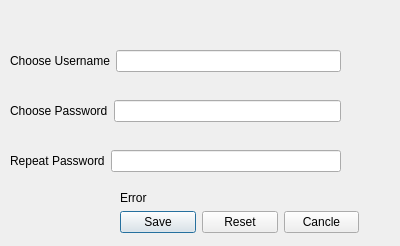
Above: QuickManager/adduser.ui from Vijay13/QuickManager before the change. Below: the same form after it.
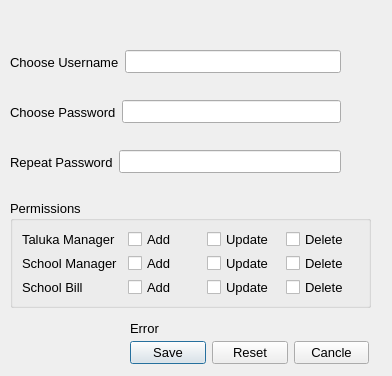
That is the form after the change.

Commit message: Added option to assign permission for user/admin while creating them

The edit to the form file:
```diff
--- a/QuickManager/adduser.ui
+++ b/QuickManager/adduser.ui
@@ -6,18 +6,23 @@
    <rect>
     <x>0</x>
     <y>0</y>
-    <width>400</width>
-    <height>246</height>
+    <width>392</width>
+    <height>376</height>
    </rect>
   </property>
+  <property name="font">
+   <font>
+    <pointsize>10</pointsize>
+   </font>
+  </property>
   <property name="windowTitle">
    <string>Dialog</string>
   </property>
   <widget class="QLabel" name="labelError">
    <property name="geometry">
     <rect>
-     <x>120</x>
-     <y>190</y>
+     <x>130</x>
+     <y>320</y>
      <width>221</width>
      <height>16</height>
     </rect>
@@ -32,7 +37,7 @@
      <x>10</x>
      <y>50</y>
      <width>331</width>
-     <height>22</height>
+     <height>24</height>
     </rect>
    </property>
    <layout class="QHBoxLayout" name="horizontalLayout">
@@ -54,7 +59,7 @@
      <x>10</x>
      <y>100</y>
      <width>331</width>
-     <height>22</height>
+     <height>24</height>
     </rect>
    </property>
    <layout class="QHBoxLayout" name="horizontalLayout_2">
@@ -76,7 +81,7 @@
      <x>10</x>
      <y>150</y>
      <width>331</width>
-     <height>22</height>
+     <height>24</height>
     </rect>
    </property>
    <layout class="QHBoxLayout" name="horizontalLayout_3">
@@ -95,10 +100,10 @@
   <widget class="QWidget" name="layoutWidget">
    <property name="geometry">
     <rect>
-     <x>120</x>
-     <y>210</y>
+     <x>130</x>
+     <y>340</y>
      <width>239</width>
-     <height>25</height>
+     <height>26</height>
     </rect>
    </property>
    <layout class="QHBoxLayout" name="horizontalLayout_4">
@@ -125,6 +130,177 @@
     </item>
    </layout>
   </widget>
+  <widget class="QGroupBox" name="groupBoxPermissions">
+   <property name="geometry">
+    <rect>
+     <x>10</x>
+     <y>200</y>
+     <width>361</width>
+     <height>108</height>
+    </rect>
+   </property>
+   <property name="title">
+    <string>Permissions</string>
+   </property>
+   <layout class="QGridLayout" name="gridLayout">
+    <item row="0" column="0">
+     <widget class="QLabel" name="label">
+      <property name="minimumSize">
+       <size>
+        <width>100</width>
+        <height>0</height>
+       </size>
+      </property>
+      <property name="text">
+       <string>Taluka Manager</string>
+      </property>
+     </widget>
+    </item>
+    <item row="0" column="1">
+     <widget class="QCheckBox" name="checkBoxTMAdd">
+      <property name="minimumSize">
+       <size>
+        <width>70</width>
+        <height>0</height>
+       </size>
+      </property>
+      <property name="text">
+       <string>Add</string>
+      </property>
+     </widget>
+    </item>
+    <item row="0" column="2">
+     <widget class="QCheckBox" name="checkBoxTMUpdate">
+      <property name="minimumSize">
+       <size>
+        <width>70</width>
+        <height>0</height>
+       </size>
+      </property>
+      <property name="text">
+       <string>Update</string>
+      </property>
+     </widget>
+    </item>
+    <item row="0" column="3">
+     <widget class="QCheckBox" name="checkBoxTMDelete">
+      <property name="minimumSize">
+       <size>
+        <width>70</width>
+        <height>0</height>
+       </size>
+      </property>
+      <property name="text">
+       <string>Delete</string>
+      </property>
+     </widget>
+    </item>
+    <item row="1" column="0">
+     <widget class="QLabel" name="label_2">
+      <property name="minimumSize">
+       <size>
+        <width>100</width>
+        <height>0</height>
+       </size>
+      </property>
+      <property name="text">
+       <string>School Manager</string>
+      </property>
+     </widget>
+    </item>
+    <item row="1" column="1">
+     <widget class="QCheckBox" name="checkBoxSMAdd">
+      <property name="minimumSize">
+       <size>
+        <width>70</width>
+        <height>0</height>
+       </size>
+      </property>
+      <property name="text">
+       <string>Add</string>
+      </property>
+     </widget>
+    </item>
+    <item row="1" column="2">
+     <widget class="QCheckBox" name="checkBoxSMUpdate">
+      <property name="minimumSize">
+       <size>
+        <width>70</width>
+        <height>0</height>
+       </size>
+      </property>
+      <property name="text">
+       <string>Update</string>
+      </property>
+     </widget>
+    </item>
+    <item row="1" column="3">
+     <widget class="QCheckBox" name="checkBoxSMDelete">
+      <property name="minimumSize">
+       <size>
+        <width>70</width>
+        <height>0</height>
+       </size>
+      </property>
+      <property name="text">
+       <string>Delete</string>
+      </property>
+     </widget>
+    </item>
+    <item row="2" column="0">
+     <widget class="QLabel" name="label_3">
+      <property name="minimumSize">
+       <size>
+        <width>100</width>
+        <height>0</height>
+       </size>
+      </property>
+      <property name="text">
+       <string>School Bill</string>
+      </property>
+     </widget>
+    </item>
+    <item row="2" column="1">
+     <widget class="QCheckBox" name="checkBoxSBMAdd">
+      <property name="minimumSize">
+       <size>
+        <width>70</width>
+        <height>0</height>
+       </size>
+      </property>
+      <property name="text">
+       <string>Add</string>
+      </property>
+     </widget>
+    </item>
+    <item row="2" column="2">
+     <widget class="QCheckBox" name="checkBoxSBMUpdate">
+      <property name="minimumSize">
+       <size>
+        <width>70</width>
+        <height>0</height>
+       </size>
+      </property>
+      <property name="text">
+       <string>Update</string>
+      </property>
+     </widget>
+    </item>
+    <item row="2" column="3">
+     <widget class="QCheckBox" name="checkBoxSBMDelete">
+      <property name="minimumSize">
+       <size>
+        <width>70</width>
+        <height>0</height>
+       </size>
+      </property>
+      <property name="text">
+       <string>Delete</string>
+      </property>
+     </widget>
+    </item>
+   </layout>
+  </widget>
  </widget>
  <resources/>
  <connections/>
```
The commit also changes 8 other files.
